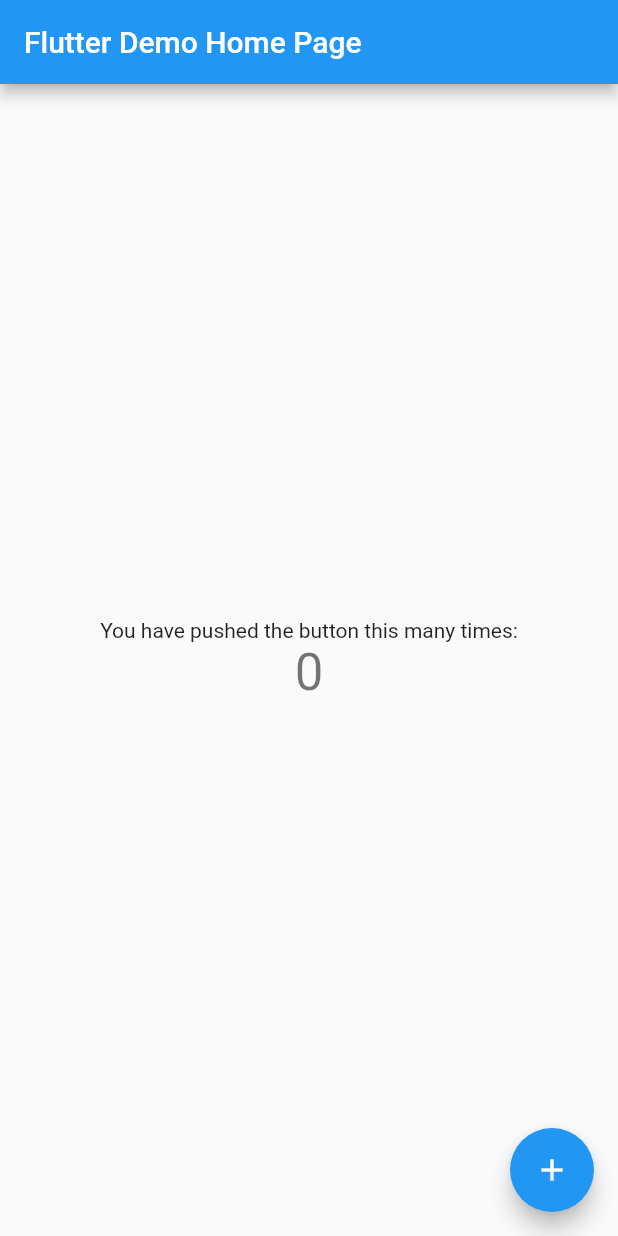
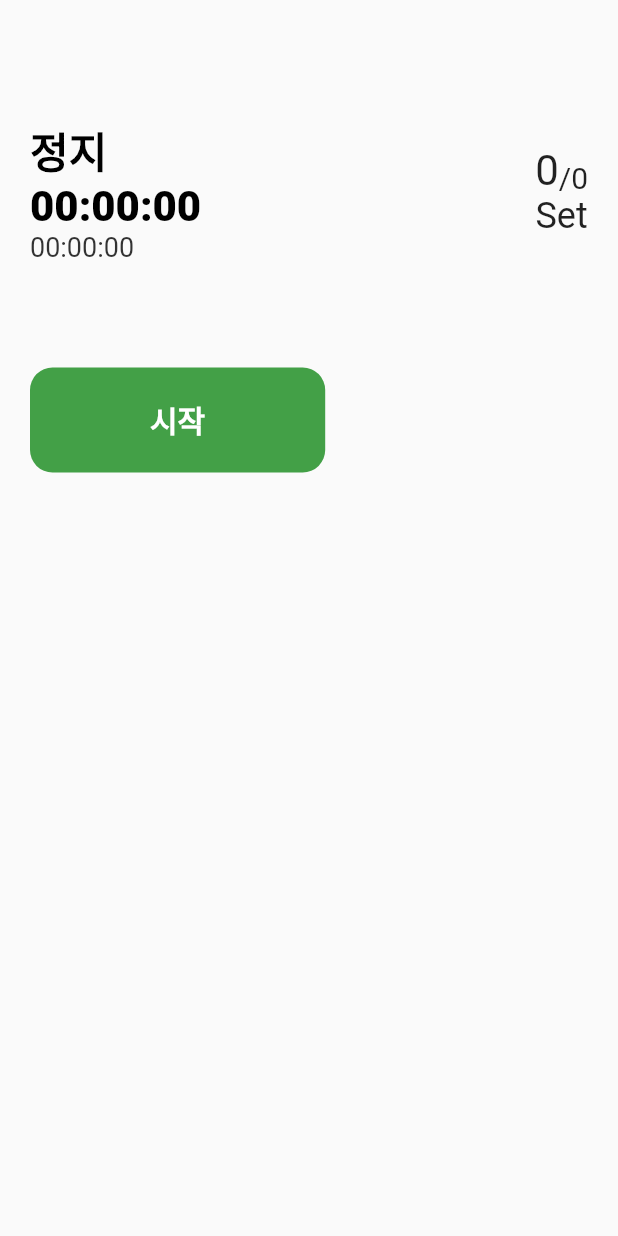
Before and after one commit to woajun/hf_app, a Flutter app: the screen it shows after launch, on a phone screen of 412 x 824 dp. Run offline on Flutter 3.47's test engine with Material 2 defaults, Android fonts, the phone set to English and light mode, and no system bars.

Commit message:
add start button

```diff
--- a/lib/main.dart
+++ b/lib/main.dart
@@ -1,115 +1,115 @@
 import 'package:flutter/material.dart';
 
 void main() {
-  runApp(const MyApp());
+  runApp(const App());
 }
 
-class MyApp extends StatelessWidget {
-  const MyApp({super.key});
+class App extends StatelessWidget {
+  const App({super.key});
 
-  // This widget is the root of your application.
   @override
   Widget build(BuildContext context) {
     return MaterialApp(
-      title: 'Flutter Demo',
-      theme: ThemeData(
-        // This is the theme of your application.
-        //
-        // Try running your application with "flutter run". You'll see the
-        // application has a blue toolbar. Then, without quitting the app, try
-        // changing the primarySwatch below to Colors.green and then invoke
-        // "hot reload" (press "r" in the console where you ran "flutter run",
-        // or simply save your changes to "hot reload" in a Flutter IDE).
-        // Notice that the counter didn't reset back to zero; the application
-        // is not restarted.
-        primarySwatch: Colors.blue,
+      home: Scaffold(
+        body: SingleChildScrollView(
+          child: Padding(
+            padding: const EdgeInsets.symmetric(
+              horizontal: 20,
+            ),
+            child: Column(
+              crossAxisAlignment: CrossAxisAlignment.start,
+              children: [
+                const SizedBox(
+                  height: 80,
+                ),
+                Row(
+                  mainAxisAlignment: MainAxisAlignment.spaceBetween,
+                  children: [
+                    Column(
+                      crossAxisAlignment: CrossAxisAlignment.start,
+                      children: [
+                        const Text(
+                          '정지',
+                          style: TextStyle(
+                            color: Colors.black,
+                            fontSize: 28,
+                            fontWeight: FontWeight.w800,
+                          ),
+                        ),
+                        const Text(
+                          '00:00:00',
+                          style: TextStyle(
+                            color: Colors.black,
+                            fontSize: 28,
+                            fontWeight: FontWeight.w800,
+                          ),
+                        ),
+                        Text(
+                          '00:00:00',
+                          style: TextStyle(
+                            color: Colors.black.withOpacity(0.8),
+                            fontSize: 18,
+                          ),
+                        ),
+                      ],
+                    ),
+                    Column(
+                      children: [
+                        Row(
+                          crossAxisAlignment: CrossAxisAlignment.end,
+                          children: const [
+                            Text(
+                              '0',
+                              style: TextStyle(
+                                fontSize: 28,
+                              ),
+                            ),
+                            Text(
+                              '/0',
+                              style: TextStyle(
+                                fontSize: 20,
+                              ),
+                            ),
+                          ],
+                        ),
+                        const Text(
+                          'Set',
+                          style: TextStyle(
+                            fontSize: 24,
+                          ),
+                        ),
+                      ],
+                    ),
+                  ],
+                ),
+                const SizedBox(
+                  height: 70,
+                ),
+                Container(
+                  decoration: BoxDecoration(
+                    color: Colors.green.shade600,
+                    borderRadius: BorderRadius.circular(15),
+                  ),
+                  child: const Padding(
+                    padding: EdgeInsets.symmetric(
+                      horizontal: 80,
+                      vertical: 20,
+                    ),
+                    child: Text(
+                      '시작',
+                      style: TextStyle(
+                        color: Colors.white,
+                        fontWeight: FontWeight.w800,
+                        fontSize: 20,
+                      ),
+                    ),
+                  ),
+                )
+              ],
+            ),
+          ),
+        ),
       ),
-      home: const MyHomePage(title: 'Flutter Demo Home Page'),
     );
   }
 }
-
-class MyHomePage extends StatefulWidget {
-  const MyHomePage({super.key, required this.title});
-
-  // This widget is the home page of your application. It is stateful, meaning
-  // that it has a State object (defined below) that contains fields that affect
-  // how it looks.
-
-  // This class is the configuration for the state. It holds the values (in this
-  // case the title) provided by the parent (in this case the App widget) and
-  // used by the build method of the State. Fields in a Widget subclass are
-  // always marked "final".
-
-  final String title;
-
-  @override
-  State<MyHomePage> createState() => _MyHomePageState();
-}
-
-class _MyHomePageState extends State<MyHomePage> {
-  int _counter = 0;
-
-  void _incrementCounter() {
-    setState(() {
-      // This call to setState tells the Flutter framework that something has
-      // changed in this State, which causes it to rerun the build method below
-      // so that the display can reflect the updated values. If we changed
-      // _counter without calling setState(), then the build method would not be
-      // called again, and so nothing would appear to happen.
-      _counter++;
-    });
-  }
-
-  @override
-  Widget build(BuildContext context) {
-    // This method is rerun every time setState is called, for instance as done
-    // by the _incrementCounter method above.
-    //
-    // The Flutter framework has been optimized to make rerunning build methods
-    // fast, so that you can just rebuild anything that needs updating rather
-    // than having to individually change instances of widgets.
-    return Scaffold(
-      appBar: AppBar(
-        // Here we take the value from the MyHomePage object that was created by
-        // the App.build method, and use it to set our appbar title.
-        title: Text(widget.title),
-      ),
-      body: Center(
-        // Center is a layout widget. It takes a single child and positions it
-        // in the middle of the parent.
-        child: Column(
-          // Column is also a layout widget. It takes a list of children and
-          // arranges them vertically. By default, it sizes itself to fit its
-          // children horizontally, and tries to be as tall as its parent.
-          //
-          // Invoke "debug painting" (press "p" in the console, choose the
-          // "Toggle Debug Paint" action from the Flutter Inspector in Android
-          // Studio, or the "Toggle Debug Paint" command in Visual Studio Code)
-          // to see the wireframe for each widget.
-          //
-          // Column has various properties to control how it sizes itself and
-          // how it positions its children. Here we use mainAxisAlignment to
-          // center the children vertically; the main axis here is the vertical
-          // axis because Columns are vertical (the cross axis would be
-          // horizontal).
-          mainAxisAlignment: MainAxisAlignment.center,
-          children: <Widget>[
-            const Text(
-              'You have pushed the button this many times:',
-            ),
-            Text(
-              '$_counter',
-              style: Theme.of(context).textTheme.headlineMedium,
-            ),
-          ],
-        ),
-      ),
-      floatingActionButton: FloatingActionButton(
-        onPressed: _incrementCounter,
-        tooltip: 'Increment',
-        child: const Icon(Icons.add),
-      ), // This trailing comma makes auto-formatting nicer for build methods.
-    );
-  }
-}
```
